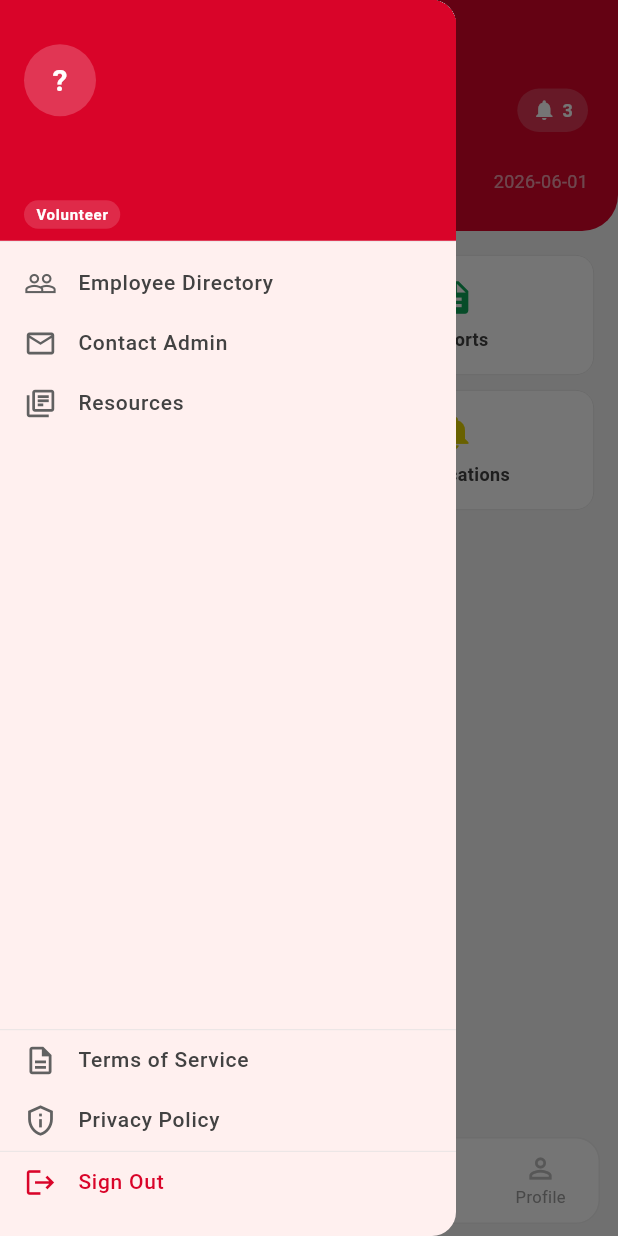
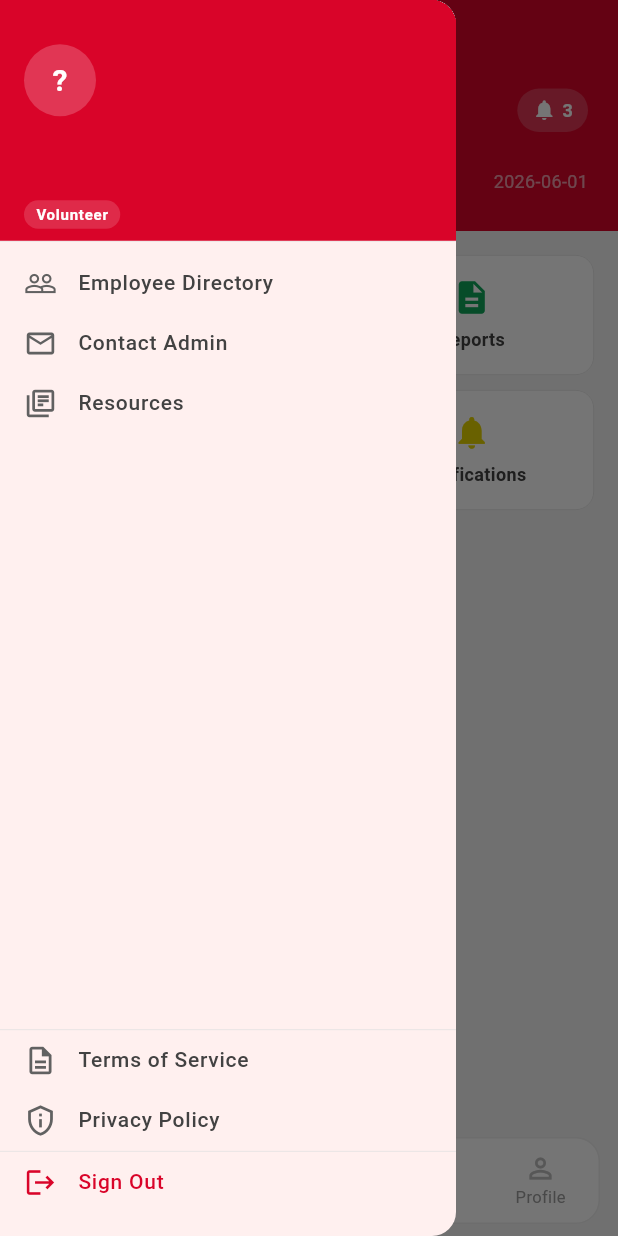
Before and after one commit to GeraldKenosi/salso_workforce, a Flutter app: the AppShell screen opened directly, in the side drawer, after a tap on the "menu" icon, on a phone screen of 412 x 824 dp. Run offline on Flutter 3.47's test engine with Material 3 defaults, Android fonts, the phone set to English and light mode, and no system bars; our stand-ins replace cloud_firestore, connectivity_plus, file_picker, firebase_auth, firebase_core, firebase_storage and 8 more; accounts and stored records are empty; project files that could hold a hidden picture were left out.

Commit message:
Fix header layout, splash icon, hamburger style

```diff
--- a/lib/screens/hr/employee_profile_page.dart
+++ b/lib/screens/hr/employee_profile_page.dart
@@ -34,10 +34,7 @@ class EmployeeProfilePage extends StatelessWidget {
               Container(
                 decoration: const BoxDecoration(
                   color: SalsoTheme.primary,
-                  borderRadius: BorderRadius.only(
-                    bottomLeft: Radius.circular(24),
-                    bottomRight: Radius.circular(24),
-                  ),
+                  borderRadius: BorderRadius.zero,
                 ),
                 padding: const EdgeInsets.fromLTRB(20, 48, 20, 24),
                 child: Row(
--- a/lib/screens/shell/app_shell.dart
+++ b/lib/screens/shell/app_shell.dart
@@ -127,27 +127,23 @@ class _AppShellState extends State<AppShell> {
       body: Builder(
         builder: (ctx) => Stack(
           children: [
-            IndexedStack(
+            Padding(
+              padding: const EdgeInsets.only(left: 44),
+              child: IndexedStack(
                 index: _index,
                 children: _pages,
               ),
+            ),
             SafeArea(
               child: Padding(
-                padding: const EdgeInsets.only(left: 12, top: 8),
+                padding: const EdgeInsets.only(left: 8, top: 8),
                 child: Align(
                   alignment: Alignment.topLeft,
-                  child: Material(
-                    color: Colors.white,
-                    elevation: 3,
-                    borderRadius: BorderRadius.circular(10),
-                    shadowColor: Colors.black26,
                   child: InkWell(
-                      borderRadius: BorderRadius.circular(10),
                     onTap: () => Scaffold.of(ctx).openDrawer(),
                     child: Container(
                       padding: const EdgeInsets.all(8),
-                        child: const Icon(Icons.menu, color: Color(0xFFD90429), size: 22),
-                      ),
+                      child: const Icon(Icons.menu, color: Colors.white, size: 24),
                     ),
                   ),
                 ),
--- a/lib/screens/sops/new_sop_picker_page.dart
+++ b/lib/screens/sops/new_sop_picker_page.dart
@@ -56,10 +56,7 @@ class NewSopPickerPage extends StatelessWidget {
           Container(
             decoration: const BoxDecoration(
               color: SalsoTheme.primary,
-              borderRadius: BorderRadius.only(
-                bottomLeft: Radius.circular(24),
-                bottomRight: Radius.circular(24),
-              ),
+              borderRadius: BorderRadius.zero,
             ),
             padding: const EdgeInsets.fromLTRB(20, 48, 20, 20),
             child: Column(
--- a/lib/screens/tabs/tab_attendance.dart
+++ b/lib/screens/tabs/tab_attendance.dart
@@ -46,10 +46,7 @@ class _TabAttendanceState extends State<TabAttendance> {
             Container(
               decoration: const BoxDecoration(
                 color: SalsoTheme.primary,
-                borderRadius: BorderRadius.only(
-                  bottomLeft: Radius.circular(24),
-                  bottomRight: Radius.circular(24),
-                ),
+                borderRadius: BorderRadius.zero,
               ),
               padding: const EdgeInsets.fromLTRB(20, 48, 20, 32),
               child: Column(
--- a/lib/screens/tabs/tab_home.dart
+++ b/lib/screens/tabs/tab_home.dart
@@ -42,10 +42,7 @@ class TabHome extends StatelessWidget {
           Container(
             decoration: const BoxDecoration(
               color: SalsoTheme.primary,
-              borderRadius: BorderRadius.only(
-                bottomLeft: Radius.circular(24),
-                bottomRight: Radius.circular(24),
-              ),
+              borderRadius: BorderRadius.zero,
             ),
             padding: const EdgeInsets.fromLTRB(20, 48, 20, 24),
             child: Column(
--- a/lib/screens/tabs/tab_profile.dart
+++ b/lib/screens/tabs/tab_profile.dart
@@ -35,10 +35,7 @@ class TabProfile extends StatelessWidget {
           Container(
             decoration: const BoxDecoration(
               color: SalsoTheme.primary,
-              borderRadius: BorderRadius.only(
-                bottomLeft: Radius.circular(24),
-                bottomRight: Radius.circular(24),
-              ),
+              borderRadius: BorderRadius.zero,
             ),
             padding: const EdgeInsets.fromLTRB(20, 48, 20, 24),
             child: Row(
--- a/lib/screens/tabs/tab_reports.dart
+++ b/lib/screens/tabs/tab_reports.dart
@@ -173,10 +173,7 @@ class TabReports extends StatelessWidget {
     return Container(
       decoration: const BoxDecoration(
         color: SalsoTheme.primary,
-        borderRadius: BorderRadius.only(
-          bottomLeft: Radius.circular(24),
-          bottomRight: Radius.circular(24),
-        ),
+        borderRadius: BorderRadius.zero,
       ),
       padding: const EdgeInsets.fromLTRB(20, 48, 20, 20),
       child: Row(
--- a/lib/screens/tabs/tab_sops.dart
+++ b/lib/screens/tabs/tab_sops.dart
@@ -46,10 +46,7 @@ class _TabSOPsState extends State<TabSOPs> {
           Container(
             decoration: const BoxDecoration(
               color: SalsoTheme.primary,
-              borderRadius: BorderRadius.only(
-                bottomLeft: Radius.circular(24),
-                bottomRight: Radius.circular(24),
-              ),
+              borderRadius: BorderRadius.zero,
             ),
             padding: const EdgeInsets.fromLTRB(20, 48, 20, 20),
             child: Column(
```
Also changed, not shown: lib/widgets/splash_screen.dart (+14 -19 lines). Lines whose indentation alone changed are shown as unchanged.
